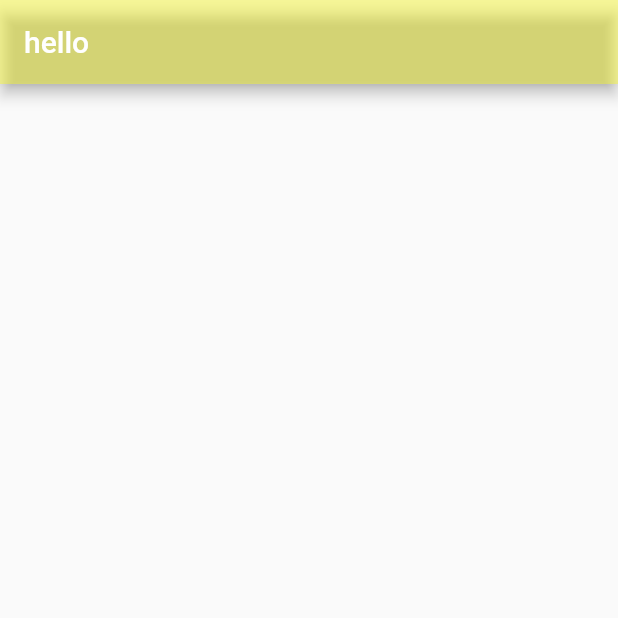
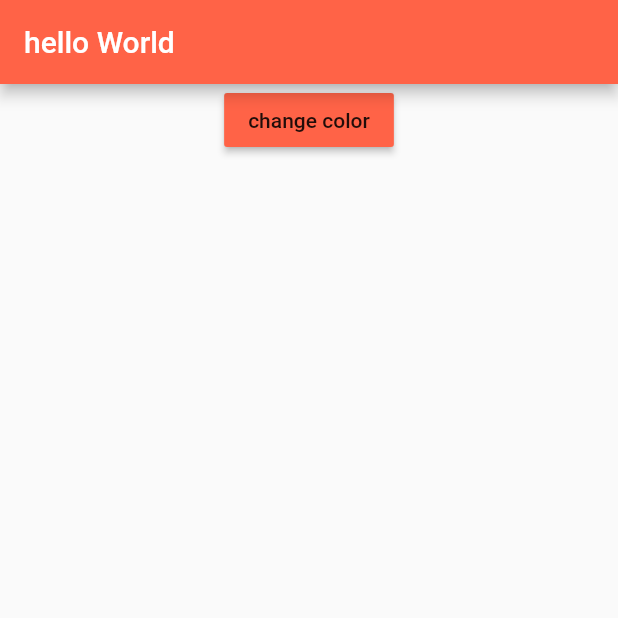
Before and after one commit to ajay-prabhakar/color_check, a Flutter app: the screen it shows after launch, on a phone screen of 412 x 824 dp, the top half of it. Run offline on Flutter 3.47's test engine with Material 2 defaults, Android fonts, the phone set to English and light mode, and no system bars.

Commit message:
Add the color change by clicking button

```diff
--- a/example/lib/main.dart
+++ b/example/lib/main.dart
@@ -34,9 +34,31 @@ class _MyHomePageState extends State<MyHomePage> {
   Widget build(BuildContext context) {
     return Scaffold(
       appBar: AppBar(
-        title: Text("hello"),
-        backgroundColor: checkColor("#FFFF12"),
+        backgroundColor: getCurrentColor(),
+        title: Text("hello World"),
+      ),
+      body: Column(
+        children: [
+          Center(
+            child: RaisedButton(
+              child: Text("change color"),
+              color: getCurrentColor(),
+              onPressed: (){
+                setState(() {
+                  changeColor();
+                });
+              },
+            ),
+          )
+        ],
       ),
     );
   }
+
+  @override
+  void initState() {
+    ColorCheckButtonState("#FF6347").init();
+    super.initState();
+  }
+
 }
--- a/lib/colorcheck.dart
+++ b/lib/colorcheck.dart
@@ -1,20 +1,40 @@
 library colorcheck;
 
 import 'package:flutter/cupertino.dart';
+import 'package:flutter/material.dart';
+import 'package:flutter/scheduler.dart';
 
-/// A Calculator.
-class Calculator {
-  /// Returns [value] plus 1.
-  int addOne(int value) => value + 5;
+
+class ColorCheckButtonState {
+  String color;
+
+  ColorCheckButtonState(String color) {
+    this.color = color;
+  }
+
+  static int r, g, b;
+  static Color currentColor;
+
+  void init() {
+    r = int.parse(color.substring(1, 3), radix: 16);
+    g = int.parse(color.substring(3, 5), radix: 16);
+    b = int.parse(color.substring(5, 7), radix: 16);
+    currentColor = Color.fromRGBO(r, g, b, 1);
+  }
+
 }
 
-Color checkColor(String color){
-  int r1 = int.parse(color.substring(1, 3), radix: 16);
-  int g1 = int.parse(color.substring(3, 5), radix: 16);
-  int b1 = int.parse(color.substring(5, 7), radix: 16);
+Color getCurrentColor() {
+  return ColorCheckButtonState.currentColor;
+}
 
-  return Color.fromRGBO(r1, g1, b1, 0.4);
+void changeColor() {
+  ColorCheckButtonState.b = ColorCheckButtonState.b - 5;
+  print(ColorCheckButtonState.currentColor.toString());
+  ColorCheckButtonState.currentColor = Color.fromRGBO(ColorCheckButtonState.r,
+      ColorCheckButtonState.g, ColorCheckButtonState.b, 1);
 }
+
 
 int getColorHexFromStr(String colorStr) {
   colorStr = "FF" + colorStr;
```
